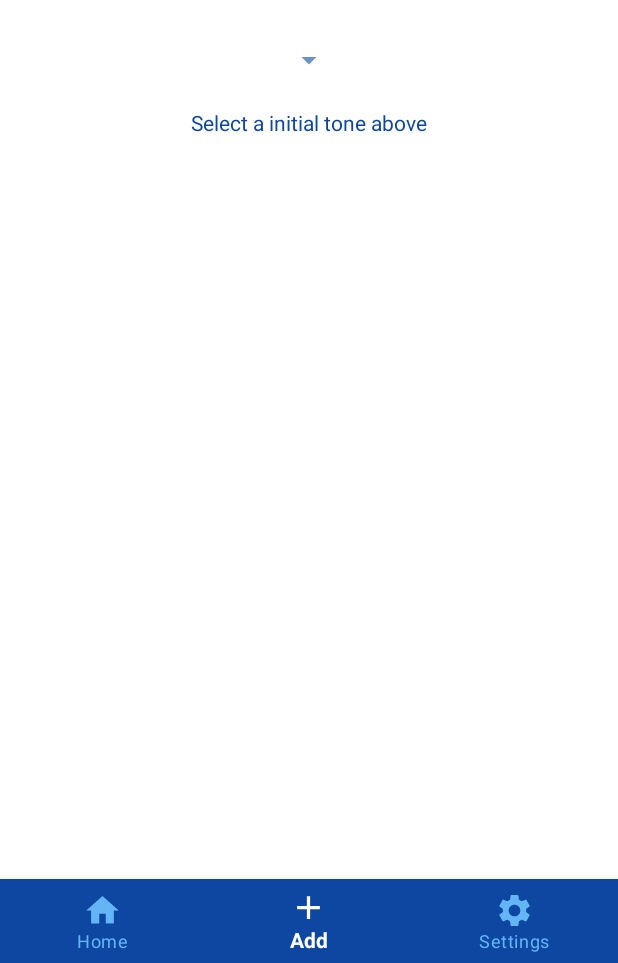
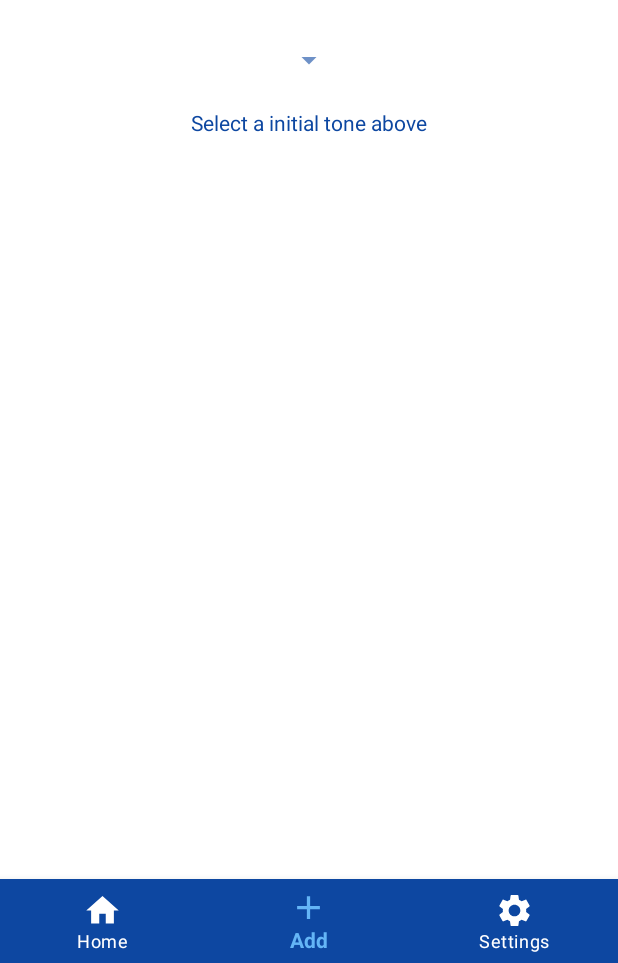
Before and after one commit to VictorS8/SuaCifra, an Android app: the screen it shows after launch (MainActivity), item 2 of the bottom bar chosen, on a phone screen of 412 x 824 dp, the part 273-1236 px from its top. Run offline under Robolectric (Android 15) with nearby library versions, the phone set to English and light mode, and no system bars.

Commit message:
Update bottom_navigation_icon_color_selector.xml

```diff
--- a/app/src/main/res/drawable/bottom_navigation_icon_color_selector.xml
+++ b/app/src/main/res/drawable/bottom_navigation_icon_color_selector.xml
@@ -1,6 +1,6 @@
 <?xml version="1.0" encoding="utf-8"?>
 <selector xmlns:android="http://schemas.android.com/apk/res/android">
-    <item android:state_checked="true" android:color="?attr/colorOnPrimary" />
+    <item android:state_checked="true" android:color="?attr/colorPrimaryInverse" />
     <item android:state_pressed="true" android:state_enabled="true" android:color="?attr/colorPrimaryVariant" />
-    <item android:color="?attr/colorPrimaryInverse" />
+    <item android:color="?attr/colorOnPrimary" />
 </selector>
```
